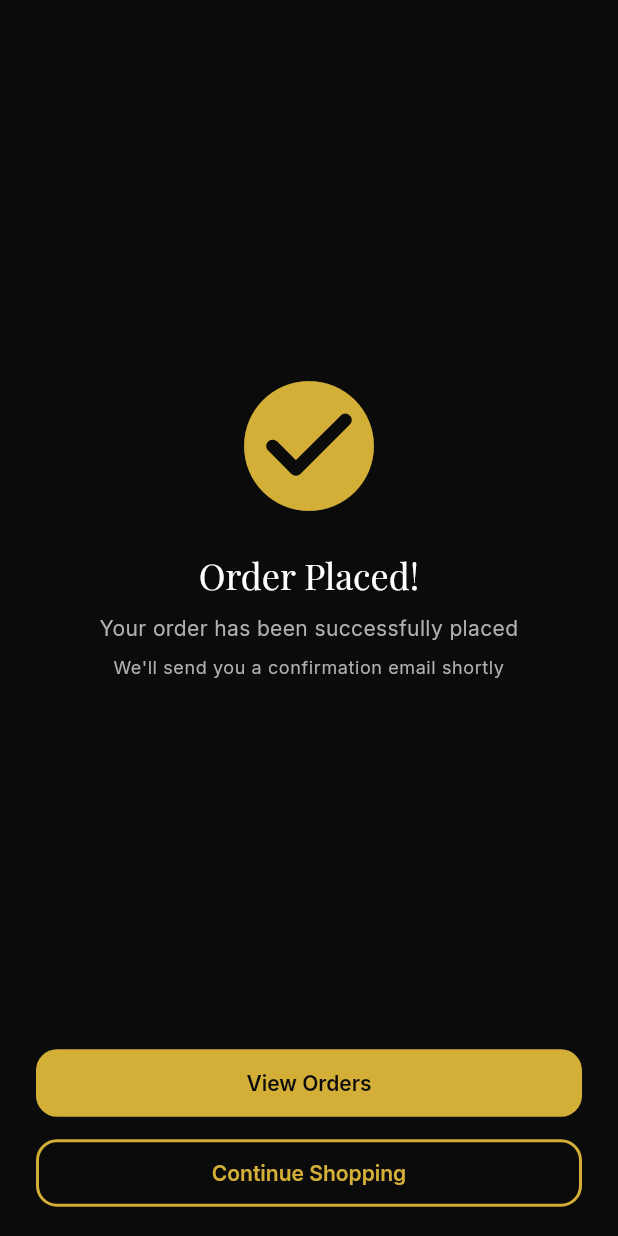
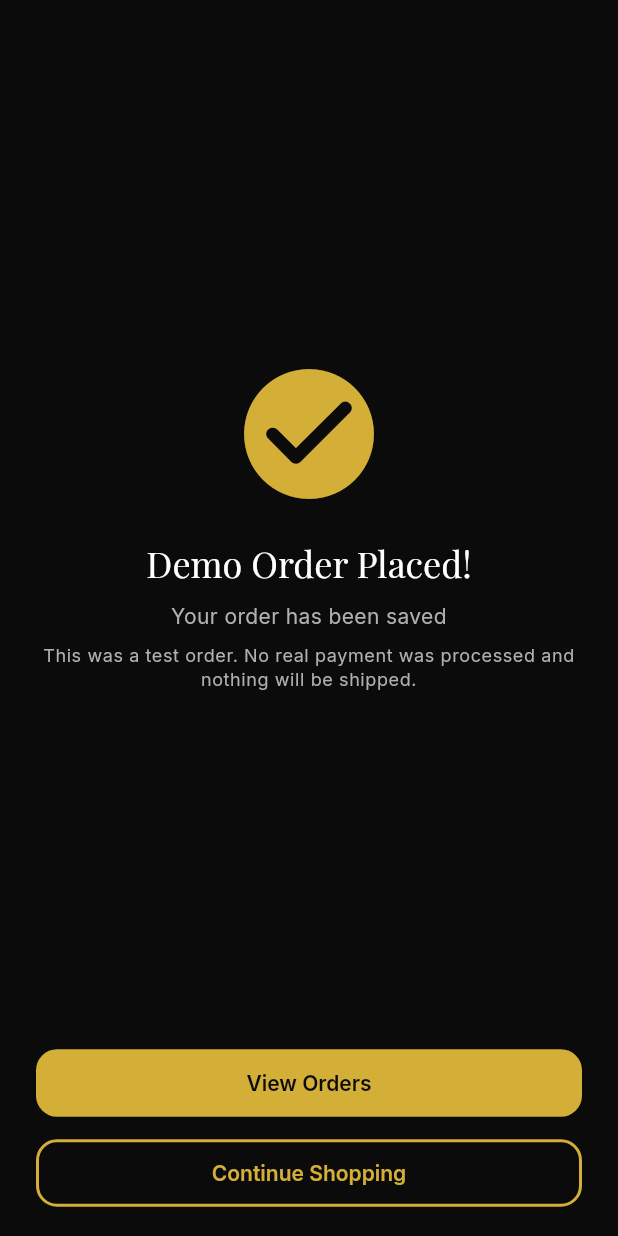
Before and after one commit to ritiksingh3202/luxejewel, a Flutter app: the OrderSuccessScreen screen opened directly, on a phone screen of 412 x 824 dp. Run offline on Flutter 3.47's test engine with Material 3 defaults, Android fonts, the phone set to English and light mode, and no system bars; our stand-ins replace cached_network_image, go_router, supabase_flutter; accounts and stored records are empty.

Commit message:
Show demo order confirmation

```diff
--- a/lib/features/orders/order_success_screen.dart
+++ b/lib/features/orders/order_success_screen.dart
@@ -1,11 +1,16 @@
 import 'package:flutter/material.dart';
 import 'package:go_router/go_router.dart';
+import 'package:provider/provider.dart';
 
+import '../../application/app_state.dart';
+import '../../core/formatting/money.dart';
 import '../../core/theme/app_colors.dart';
 import '../../shared/widgets/luxe_button.dart';
 
 class OrderSuccessScreen extends StatefulWidget {
-  const OrderSuccessScreen({super.key});
+  const OrderSuccessScreen({super.key, this.orderId});
+
+  final String? orderId;
 
   @override
   State<OrderSuccessScreen> createState() => _OrderSuccessScreenState();
@@ -23,6 +28,8 @@ class _OrderSuccessScreenState extends State<OrderSuccessScreen> with SingleTick
 
   @override
   Widget build(BuildContext context) {
+    final id = widget.orderId;
+    final order = id == null ? null : context.watch<AppState>().orderById(id);
     return Scaffold(
       backgroundColor: AppColors.bgPrimary,
       body: SafeArea(
@@ -44,16 +51,18 @@ class _OrderSuccessScreenState extends State<OrderSuccessScreen> with SingleTick
                   ),
                   child: Column(
                     children: [
-                      Text('Order Placed!', style: Theme.of(context).textTheme.headlineSmall),
+                      Text('Demo Order Placed!', style: Theme.of(context).textTheme.headlineSmall),
                       const SizedBox(height: 10),
                       Text(
-                        'Your order has been successfully placed',
+                        order != null
+                            ? 'Order ${order.orderNumber} • ${formatCents(order.totalCents)}'
+                            : 'Your order has been saved',
                         textAlign: TextAlign.center,
                         style: Theme.of(context).textTheme.bodyMedium,
                       ),
                       const SizedBox(height: 8),
                       Text(
-                        "We'll send you a confirmation email shortly",
+                        'This was a test order. No real payment was processed and nothing will be shipped.',
                         textAlign: TextAlign.center,
                         style: Theme.of(context).textTheme.bodySmall,
                       ),
@@ -63,9 +72,9 @@ class _OrderSuccessScreenState extends State<OrderSuccessScreen> with SingleTick
               ),
               const Spacer(),
               LuxeButton(
-                label: 'View Orders',
+                label: order != null ? 'View Order' : 'View Orders',
                 expanded: true,
-                onPressed: () => context.go('/orders'),
+                onPressed: () => context.go(order != null ? '/orders/${order.id}' : '/orders'),
               ),
               const SizedBox(height: 12),
               LuxeButton(
```
